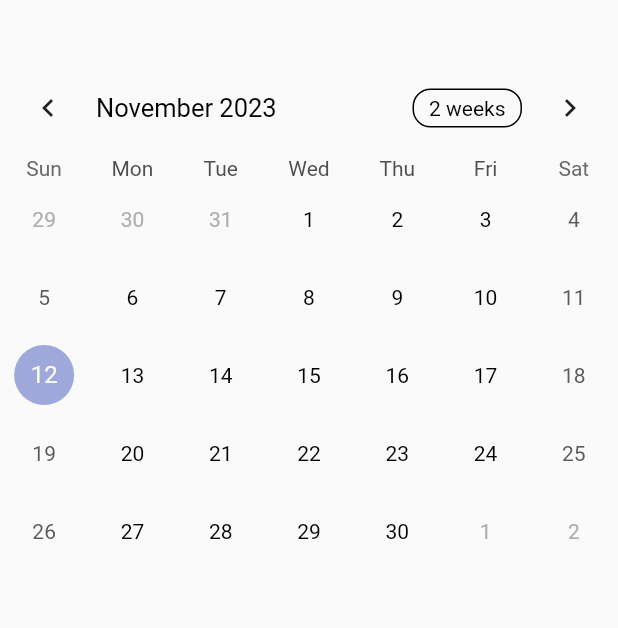
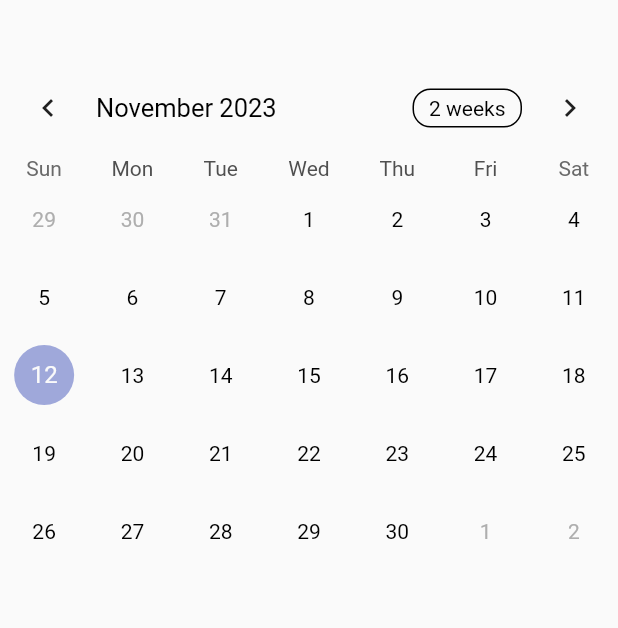
Before and after one commit to 0AndyZhou0/mouse_irl_website, a Flutter app: the screen it shows after launch, item 2 of the bottom bar chosen, on a phone screen of 412 x 824 dp. Shown: the top 628 px of the screen. Run offline on Flutter 3.47's test engine with Material 2 defaults, Android fonts, the phone set to English and light mode, and no system bars; drawn by our look-alikes of table_calendar; our stand-ins replace datetime_picker_formfield_new, firebase_auth, firebase_core, firebase_database; accounts and stored records are empty.

Commit message:
Added dark theme (#8)
* added dark theme

* added holidays

* better navbar visibility in dark mode

* added calendar dark theme

```diff
--- a/database.rules.json
+++ b/database.rules.json
@@ -40,6 +40,10 @@
       ".read": true,
       ".write": "auth.uid == root.child('owner').val()",
     },
+    "Holidays": {
+      ".read": true,
+      ".write": "auth.uid == root.child('owner').val()",
+    },
     "Events": {
       ".read": true,
       ".write": "auth.uid == root.child('owner').val()",
--- a/lib/main.dart
+++ b/lib/main.dart
@@ -56,6 +56,9 @@ class _MyAppState extends State<MyApp> {
             bodyMedium: TextStyle(
               color: Colors.black,
             ),
+            bodySmall: TextStyle(
+              color: Colors.black54,
+            ),
           ),
           inputDecorationTheme: const InputDecorationTheme(
               labelStyle: TextStyle(
@@ -70,6 +73,45 @@ class _MyAppState extends State<MyApp> {
             backgroundColor: Color.fromARGB(255, 101, 90, 124),
           ),
         ),
+        darkTheme: ThemeData(
+          colorScheme: const ColorScheme(
+            brightness: Brightness.dark,
+            primary: Color.fromARGB(255, 55, 45, 77),
+            onPrimary: Colors.white,
+            secondary: Color.fromARGB(255, 139, 71, 196),
+            onSecondary: Colors.white,
+            tertiary: Color.fromARGB(255, 47, 119, 202),
+            onTertiary: Colors.white,
+            background: Color.fromARGB(255, 48, 116, 104),
+            onBackground: Colors.white,
+            surface: Colors.black,
+            onSurface: Colors.white,
+            error: Colors.red,
+            onError: Colors.white,
+          ),
+          textTheme: const TextTheme(
+            bodyMedium: TextStyle(
+              color: Colors.white,
+            ),
+            bodySmall: TextStyle(
+              color: Colors.white54,
+            ),
+          ),
+          inputDecorationTheme: const InputDecorationTheme(
+            labelStyle: TextStyle(
+              color: Colors.white,
+            ),
+          ),
+          bottomNavigationBarTheme: const BottomNavigationBarThemeData(
+            backgroundColor: Colors.black87,
+            unselectedItemColor: Color.fromARGB(255, 133, 109, 184),
+            selectedItemColor: Color.fromARGB(255, 133, 109, 184),
+          ),
+          appBarTheme: const AppBarTheme(
+            backgroundColor: Color.fromARGB(255, 55, 45, 77),
+          ),
+        ),
+        themeMode: ThemeMode.system,
         home: Scaffold(
           body: _pages.elementAt(_selectedIndex),
           bottomNavigationBar: bottomNavBar(),
--- a/lib/screens/calendar.dart
+++ b/lib/screens/calendar.dart
@@ -13,7 +13,7 @@ Map<String, List<String>> singleEvents = {}; // datetime(yyyy-mm-dd) : events
 Map<String, List<String>> yearlyEvents = {}; // datetime(mm-dd) : events
 Map<String, List<String>> monthlyEvents = {}; // day(int) : events
 Map<String, List<String>> weeklyEvents = {}; // weekday(int) : events
-
+Map<String, List<String>> holidays = {}; // datetime(mm-dd) : events
 Future<Map<String, List<String>>> getEventsFromDatabaseBasedOnRef(
     String ref) async {
   final events = await FirebaseDatabase.instance.ref(ref).get();
@@ -36,11 +36,18 @@ Future<Map<String, Map<String, List<String>>>> getEventsFromDatabase() async {
       await getEventsFromDatabaseBasedOnRef('MonthlyEvents');
   eventsFromDatabase['weeklyEvents'] =
       await getEventsFromDatabaseBasedOnRef('WeeklyEvents');
+  eventsFromDatabase['holidays'] =
+      await getEventsFromDatabaseBasedOnRef('Holidays');
   return eventsFromDatabase;
 }
 
 void updateEvents(ValueNotifier<List<String>> events, DateTime datetime) {
-  events.value = getEvents(datetime);
+  List<String> newEvents = getEvents(datetime);
+  //holidays
+  if (holidays.containsKey(datetime.toString().substring(5, 10))) {
+    newEvents.addAll(holidays[datetime.toString().substring(5, 10)]!);
+  }
+  events.value = newEvents;
 }
 
 List<String> getEvents(DateTime datetime) {
@@ -70,6 +77,11 @@ List<String> getEvents(DateTime datetime) {
     newEvents.addAll(weeklyEvents[datetime.weekday.toString()]!);
   }
 
+  // //holidays
+  // if (holidays.containsKey(datetime.toString().substring(5, 10))) {
+  //   newEvents.addAll(holidays[datetime.toString().substring(5, 10)]!);
+  // }
+
   return newEvents;
 }
 
@@ -88,6 +100,7 @@ class _CalendarPageState extends State<CalendarPage> {
         yearlyEvents = results['yearlyEvents']!;
         monthlyEvents = results['monthlyEvents']!;
         weeklyEvents = results['weeklyEvents']!;
+        holidays = results['holidays']!;
       });
     });
     super.initState();
@@ -127,6 +140,26 @@ class _CalendarPageState extends State<CalendarPage> {
             eventLoader: (day) {
               return getEvents(day);
             },
+            holidayPredicate: (day) {
+              return holidays.containsKey(day.toString().substring(5, 10));
+            },
+            calendarStyle: CalendarStyle(
+                markerDecoration: BoxDecoration(
+                  color: Theme.of(context).colorScheme.onPrimary,
+                  shape: BoxShape.circle,
+                ),
+                weekendTextStyle: TextStyle(
+                  color: Theme.of(context).colorScheme.onPrimary,
+                ),
+                holidayDecoration: BoxDecoration(
+                  border: Border.fromBorderSide(BorderSide(
+                      color: Theme.of(context).colorScheme.secondary,
+                      width: 1.4)),
+                  shape: BoxShape.circle,
+                ),
+                holidayTextStyle: TextStyle(
+                  color: Theme.of(context).colorScheme.secondary,
+                )),
           ),
           const SizedBox(height: 8.0),
           Expanded(
--- a/lib/screens/home.dart
+++ b/lib/screens/home.dart
@@ -258,7 +258,6 @@ class _HomePageState extends State<HomePage> {
             child: RichText(
                 text: const TextSpan(
               style: TextStyle(
-                color: Colors.black,
                 fontSize: 30,
                 fontWeight: FontWeight.bold,
               ),
@@ -296,7 +295,6 @@ class _HomePageState extends State<HomePage> {
           child: RichText(
               text: const TextSpan(
             style: TextStyle(
-              color: Colors.black,
               fontSize: 30,
               fontWeight: FontWeight.bold,
             ),
```
